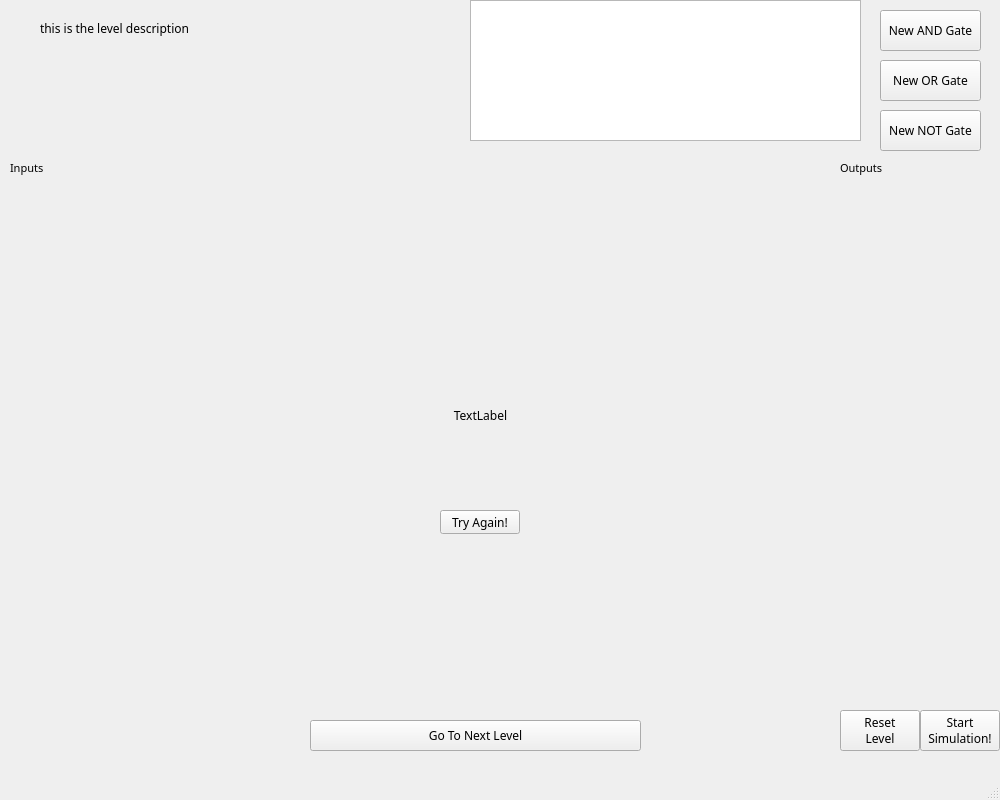
UofU-CS3505/cs3505-assignment9-Figodes, file assignment9/mainwindow.ui: the form before one commit.
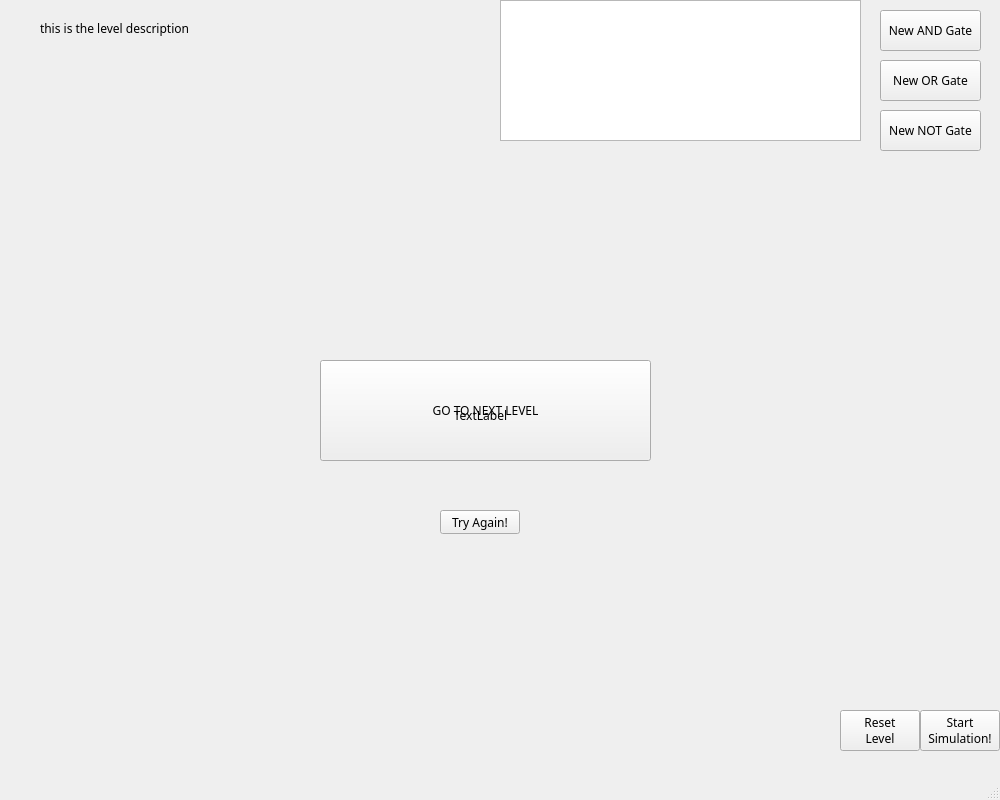
The form after the commit.

Patch:
```diff
--- a/assignment9/mainwindow.ui
+++ b/assignment9/mainwindow.ui
@@ -114,44 +114,6 @@
 Simulation!</string>
     </property>
    </widget>
-   <widget class="QLabel" name="label">
-    <property name="geometry">
-     <rect>
-      <x>10</x>
-      <y>160</y>
-      <width>41</width>
-      <height>16</height>
-     </rect>
-    </property>
-    <property name="font">
-     <font>
-      <family>Source Code Pro</family>
-      <pointsize>8</pointsize>
-     </font>
-    </property>
-    <property name="text">
-     <string>Inputs</string>
-    </property>
-   </widget>
-   <widget class="QLabel" name="label_2">
-    <property name="geometry">
-     <rect>
-      <x>840</x>
-      <y>160</y>
-      <width>51</width>
-      <height>16</height>
-     </rect>
-    </property>
-    <property name="font">
-     <font>
-      <family>Source Code Pro</family>
-      <pointsize>8</pointsize>
-     </font>
-    </property>
-    <property name="text">
-     <string>Outputs</string>
-    </property>
-   </widget>
    <widget class="QWidget" name="layoutWidget">
     <property name="geometry">
      <rect>
@@ -172,7 +134,7 @@
      <rect>
       <x>40</x>
       <y>20</y>
-      <width>421</width>
+      <width>451</width>
       <height>121</height>
      </rect>
     </property>
@@ -195,9 +157,9 @@
    <widget class="QTableWidget" name="tableWidget">
     <property name="geometry">
      <rect>
-      <x>470</x>
+      <x>500</x>
       <y>0</y>
-      <width>391</width>
+      <width>361</width>
       <height>141</height>
      </rect>
     </property>
@@ -205,14 +167,14 @@
    <widget class="QPushButton" name="nextLevelButton">
     <property name="geometry">
      <rect>
-      <x>310</x>
-      <y>720</y>
+      <x>320</x>
+      <y>360</y>
       <width>331</width>
-      <height>31</height>
+      <height>101</height>
      </rect>
     </property>
     <property name="text">
-     <string>Go To Next Level</string>
+     <string>GO TO NEXT LEVEL</string>
     </property>
    </widget>
    <widget class="QLabel" name="failLabel">
```
